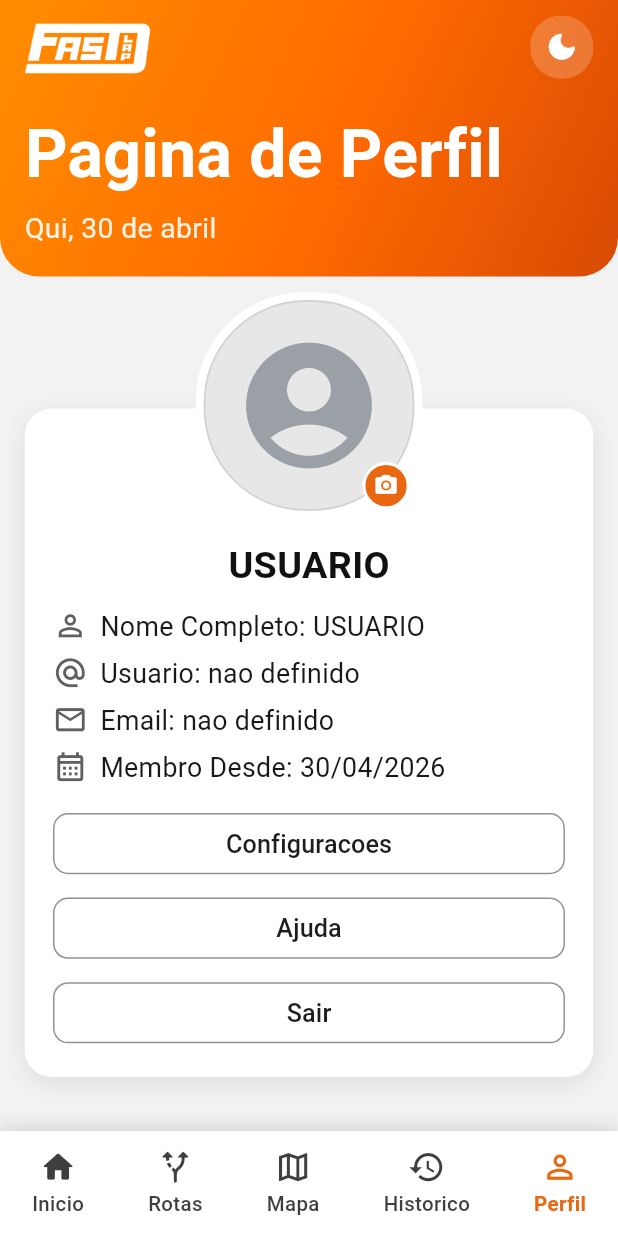
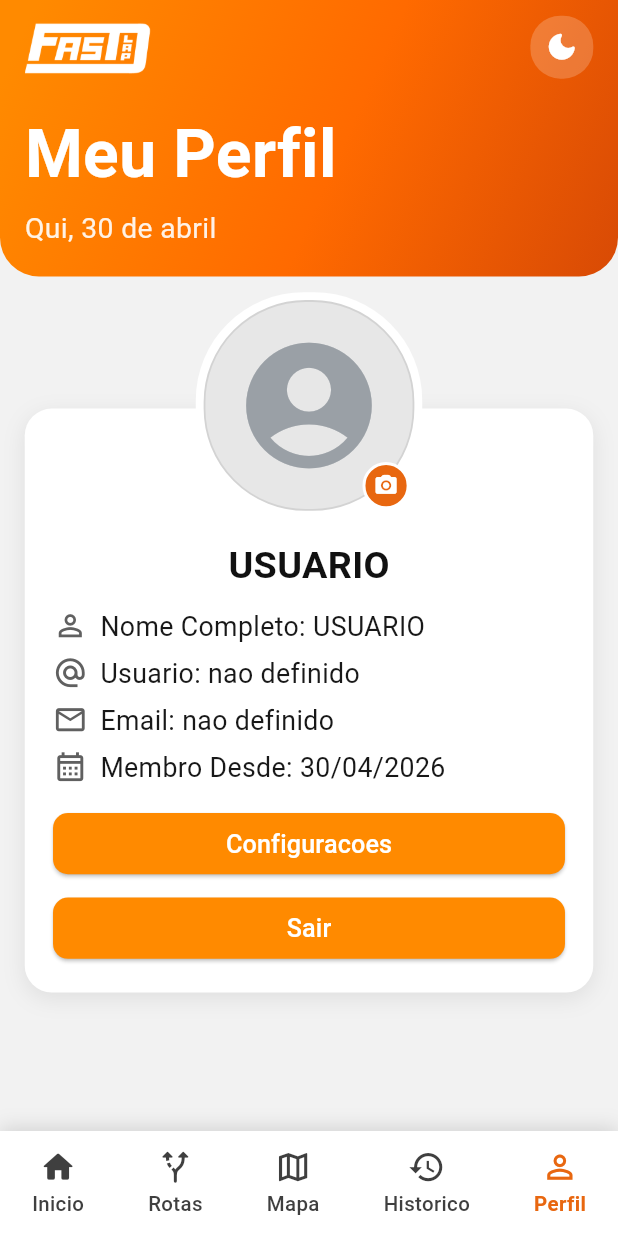
Before and after one commit to Ryyann23/fastlap, a Flutter app: the ProfilePage screen opened directly, on a phone screen of 412 x 824 dp. Run offline on Flutter 3.47's test engine with Material 3 defaults, Android fonts, the phone set to English and light mode, and no system bars; our stand-ins replace file_picker, flutter_map, font_awesome_flutter, latlong2, shared_preferences; accounts and stored records are empty.

Commit message:
feat: update profile page UI and improve button styles

```diff
--- a/analysis_options.yaml
+++ b/analysis_options.yaml
@@ -1,3 +1,6 @@
+analyzer:
+  errors:
+    deprecated_member_use: ignore
 include: package:flutter_lints/flutter.yaml
 
 linter:
--- a/lib/features/profile/presentation/pages/profile_page.dart
+++ b/lib/features/profile/presentation/pages/profile_page.dart
@@ -135,7 +135,7 @@ class _ProfilePageState extends State<ProfilePage> {
                   ),
                   SizedBox(height: 18 * scale),
                   Text(
-                    'Pagina de Perfil',
+                    'Meu Perfil',
                     style: TextStyle(
                       color: Colors.white,
                       fontWeight: FontWeight.w700,
@@ -146,7 +146,8 @@ class _ProfilePageState extends State<ProfilePage> {
                   Text(
                     dateHeader,
                     style: TextStyle(
-                      color: Colors.white.withValues(alpha: 0.9),
+                      // ignore: deprecated_member_use
+                      color: Colors.white.withOpacity(0.9),
                       fontWeight: FontWeight.w400,
                       fontSize: 18 * scale,
                     ),
@@ -190,7 +191,7 @@ class _ProfilePageState extends State<ProfilePage> {
                           borderRadius: BorderRadius.circular(18),
                           boxShadow: [
                             BoxShadow(
-                              color: Colors.black.withValues(alpha: 0.08),
+                              color: Colors.black.withOpacity(0.08),
                               blurRadius: 12,
                               offset: const Offset(0, 4),
                             ),
@@ -217,7 +218,7 @@ class _ProfilePageState extends State<ProfilePage> {
                               isDark: isDark,
                             ),
                             SizedBox(height: 8 * scale),
-                            _actionButton(
+                            _actionButtonOrange(
                               'Configuracoes',
                               scale,
                               isDark: isDark,
@@ -230,9 +231,7 @@ class _ProfilePageState extends State<ProfilePage> {
                               },
                             ),
                             SizedBox(height: 8 * scale),
-                            _actionButton('Ajuda', scale, isDark: isDark),
-                            SizedBox(height: 8 * scale),
-                            _actionButton(
+                            _actionButtonOrange(
                               'Sair',
                               scale,
                               isDark: isDark,
@@ -390,7 +389,7 @@ class _ProfilePageState extends State<ProfilePage> {
     );
   }
 
-  Widget _actionButton(
+  Widget _actionButtonOrange(
     String title,
     double scale, {
     required bool isDark,
@@ -398,10 +397,11 @@ class _ProfilePageState extends State<ProfilePage> {
   }) {
     return SizedBox(
       width: double.infinity,
-      child: OutlinedButton(
+      child: ElevatedButton(
         onPressed: onPressed ?? () {},
-        style: OutlinedButton.styleFrom(
-          side: BorderSide(color: isDark ? const Color(0xFF49506A) : const Color(0xFF929292)),
+        style: ElevatedButton.styleFrom(
+          backgroundColor: isDark ? const Color(0xFF8A46DB) : const Color(0xFFFF8A00),
+          foregroundColor: Colors.white,
           shape: RoundedRectangleBorder(
             borderRadius: BorderRadius.circular(10),
           ),
@@ -410,7 +410,7 @@ class _ProfilePageState extends State<ProfilePage> {
         child: Text(
           title,
           style: TextStyle(
-            color: isDark ? const Color(0xFFE0E5F4) : const Color(0xFF1D1D1D),
+            color: Colors.white,
             fontSize: 16 * scale,
           ),
         ),
```
Also changed, not shown: lib/features/history/presentation/pages/history_page.dart (+1 -76 lines), lib/features/home/presentation/pages/home_page.dart (+4 -3 lines).
